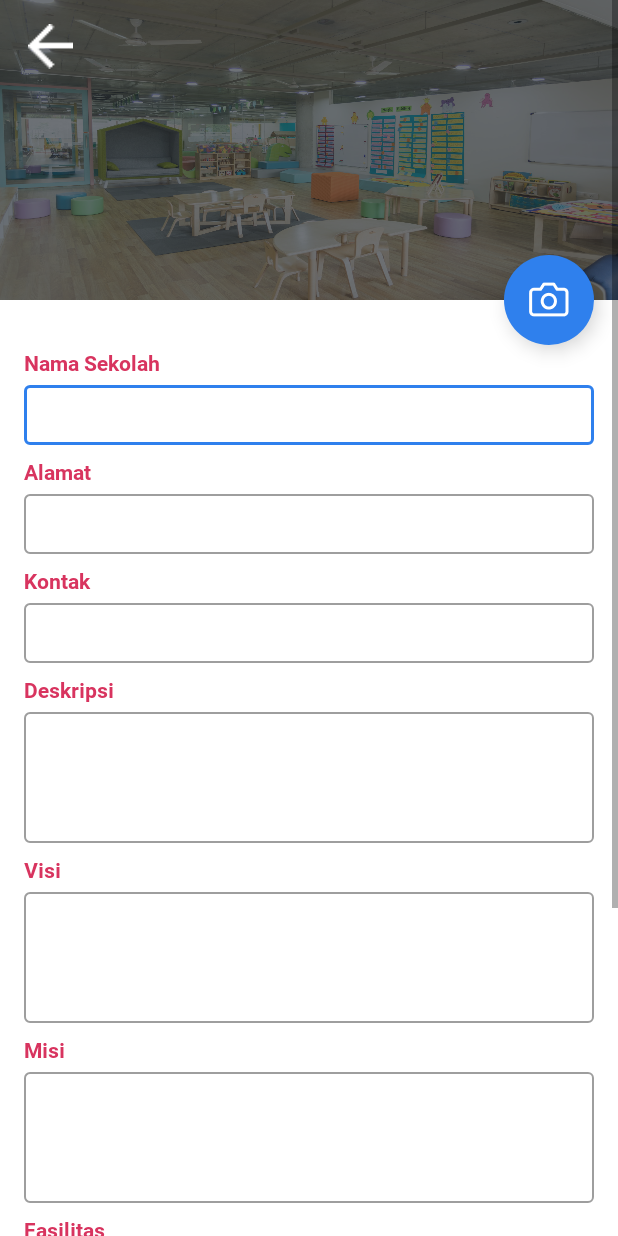
After one commit to alifandartaa/KiddleApp, an Android app: the Edit_Sekolah screen opened directly, with no data from a screen before it, on a phone screen of 412 x 824 dp. The commit adds this screen. Run offline under Robolectric (Android 15) with nearby library versions, the phone set to English and light mode, and no system bars.

Commit message:
menambahkan edit profil sekolah
sudah selesai

```diff
--- a/app/src/main/AndroidManifest.xml
+++ b/app/src/main/AndroidManifest.xml
@@ -9,8 +9,9 @@
         android:roundIcon="@mipmap/ic_launcher_round"
         android:supportsRtl="true"
         android:theme="@style/AppTheme">
-        <activity android:name=".Profil_sekolah"></activity>
-        <activity android:name=".Detail_Rapor" />
+        <activity android:name=".Edit_Sekolah"></activity>
+        <activity android:name=".Profil_sekolah" />
+        <activity android:name=".Edit_Rapor" />
         <activity android:name=".Rapor" />
         <activity android:name=".Notifikasi" />
         <activity android:name=".MainActivity">
--- a/app/src/main/java/com/example/kiddleapp/Detail_Rapor.kt
+++ b/app/src/main/java/com/example/kiddleapp/Edit_Rapor.kt
@@ -8,11 +8,10 @@ import android.widget.AutoCompleteTextView
 import android.widget.TextView
 import android.widget.Toast
 import com.example.kiddleapp.model.Model_Murid
-import kotlinx.android.synthetic.main.activity_detail__rapor.*
-import kotlinx.android.synthetic.main.activity_rapor.*
+import kotlinx.android.synthetic.main.activity_edit__rapor.*
 import net.cachapa.expandablelayout.ExpandableLayout
 
-class Detail_Rapor : AppCompatActivity(), View.OnClickListener {
+class Edit_Rapor : AppCompatActivity(), View.OnClickListener {
 
     var kognitif:Boolean = false
     var berbahasa:Boolean = false
@@ -22,7 +21,7 @@ class Detail_Rapor : AppCompatActivity(), View.OnClickListener {
 
     override fun onCreate(savedInstanceState: Bundle?) {
         super.onCreate(savedInstanceState)
-        setContentView(R.layout.activity_detail__rapor)
+        setContentView(R.layout.activity_edit__rapor)
 
         //mengambil data dari halaman sebelumnya
         val data = intent.getParcelableExtra<Model_Murid>("data")
--- /dev/null
+++ b/app/src/main/java/com/example/kiddleapp/Edit_Sekolah.kt
@@ -0,0 +1,49 @@
+package com.example.kiddleapp
+
+import android.app.Activity
+import android.content.Intent
+import android.net.Uri
+import androidx.appcompat.app.AppCompatActivity
+import android.os.Bundle
+import android.webkit.MimeTypeMap
+import android.widget.Toast
+import kotlinx.android.synthetic.main.activity_edit__sekolah.*
+
+class Edit_Sekolah : AppCompatActivity() {
+
+    lateinit var  img_location: Uri
+
+    override fun onCreate(savedInstanceState: Bundle?) {
+        super.onCreate(savedInstanceState)
+        setContentView(R.layout.activity_edit__sekolah)
+
+        img_back_edit_sekolah.setOnClickListener {
+            onBackPressed()
+        }
+
+        btn_simpan_sekolah.setOnClickListener {
+            Toast.makeText(this, "Clicked", Toast.LENGTH_SHORT).show()
+        }
+
+        btn_upload_sekolah.setOnClickListener {
+            val intent = Intent(Intent.ACTION_PICK, android.provider.MediaStore.Images.Media.EXTERNAL_CONTENT_URI)
+            intent.type = "image/*"
+            startActivityForResult(intent, 1)
+        }
+    }
+
+    private fun getFileExtension(imgLocation: Uri): String? {
+        val contentResolver = contentResolver
+        val mimeTypeMap = MimeTypeMap.getSingleton()
+        return mimeTypeMap.getExtensionFromMimeType(contentResolver.getType(imgLocation))
+    }
+
+    override fun onActivityResult(requestCode: Int, resultCode: Int, data: Intent?) {
+        super.onActivityResult(requestCode, resultCode, data)
+
+        if(requestCode == 1 && resultCode == Activity.RESULT_OK && data != null && data.data != null) {
+            img_location = data.data!!
+            img_edit_foto_sekolah.setImageURI(img_location)
+        }
+    }
+}
--- a/app/src/main/java/com/example/kiddleapp/Profil_sekolah.kt
+++ b/app/src/main/java/com/example/kiddleapp/Profil_sekolah.kt
@@ -1,5 +1,7 @@
 package com.example.kiddleapp
 
+import android.content.Intent
+import android.net.Uri
 import androidx.appcompat.app.AppCompatActivity
 import android.os.Bundle
 import android.widget.PopupMenu
@@ -15,7 +17,8 @@ class Profil_sekolah : AppCompatActivity() {
             val popup:PopupMenu = PopupMenu(this, it)
             popup.setOnMenuItemClickListener {
                 if(it.itemId == R.id.menu_edit) {
-                    Toast.makeText(this, "Clicked", Toast.LENGTH_SHORT).show()
+                    val intent: Intent = Intent(this@Profil_sekolah, Edit_Sekolah::class.java)
+                    startActivity(intent)
                     return@setOnMenuItemClickListener true
                 }
                 return@setOnMenuItemClickListener false
@@ -23,5 +26,11 @@ class Profil_sekolah : AppCompatActivity() {
             popup.inflate(R.menu.menu_edit)
             popup.show()
         }
+
+        btn_telepon_sekolah.setOnClickListener {
+            val intent = Intent(Intent.ACTION_DIAL)
+            intent.setData(Uri.parse("tel:" + tv_kontak_sekolah.text))
+            startActivity(intent)
+        }
     }
 }
--- a/app/src/main/java/com/example/kiddleapp/Rapor.kt
+++ b/app/src/main/java/com/example/kiddleapp/Rapor.kt
@@ -5,8 +5,6 @@ import androidx.appcompat.app.AppCompatActivity
 import android.os.Bundle
 import android.widget.ArrayAdapter
 import android.widget.AutoCompleteTextView
-import android.widget.LinearLayout
-import android.widget.Toast
 import androidx.recyclerview.widget.LinearLayoutManager
 import com.example.kiddleapp.adapter.Adapter_Murid
 import com.example.kiddleapp.model.Model_Murid
@@ -41,7 +39,7 @@ class Rapor : AppCompatActivity() {
 
         //agar murid dapat di-click sekaligus mengisi adapter dengan data di arraylist tadi
         rv_rapor.adapter = Adapter_Murid(murid){
-            val intent: Intent = Intent(this@Rapor, Detail_Rapor::class.java).putExtra("data", it)
+            val intent: Intent = Intent(this@Rapor, Edit_Rapor::class.java).putExtra("data", it)
             startActivity(intent)
         }
 
--- /dev/null
+++ b/app/src/main/res/drawable/blue_circle.xml
@@ -0,0 +1,14 @@
+<?xml version="1.0" encoding="utf-8"?>
+<shape xmlns:android="http://schemas.android.com/apk/res/android"
+    android:shape="rectangle">
+
+    <corners
+        android:topLeftRadius="100dp"
+        android:topRightRadius="100dp"
+        android:bottomRightRadius="100dp"
+        android:bottomLeftRadius="100dp"/>
+
+    <solid
+        android:color="@color/colorPrimary"/>
+
+</shape>
--- a/app/src/main/res/layout/activity_detail__rapor.xml
+++ b/app/src/main/res/layout/activity_edit__rapor.xml
@@ -4,7 +4,7 @@
     xmlns:tools="http://schemas.android.com/tools"
     android:layout_width="match_parent"
     android:layout_height="match_parent"
-    tools:context=".Detail_Rapor">
+    tools:context=".Edit_Rapor">
 
     <View
         android:id="@+id/view4"
--- /dev/null
+++ b/app/src/main/res/layout/activity_edit__sekolah.xml
@@ -0,0 +1,389 @@
+<?xml version="1.0" encoding="utf-8"?>
+<ScrollView xmlns:android="http://schemas.android.com/apk/res/android"
+    xmlns:app="http://schemas.android.com/apk/res-auto"
+    xmlns:tools="http://schemas.android.com/tools"
+    android:layout_width="match_parent"
+    android:layout_height="wrap_content"
+    tools:context=".Edit_Sekolah">
+
+    <androidx.constraintlayout.widget.ConstraintLayout
+        android:layout_width="match_parent"
+        android:layout_height="match_parent"
+        android:paddingBottom="16dp">
+
+        <ImageView
+            android:id="@+id/img_edit_foto_sekolah"
+            android:layout_width="wrap_content"
+            android:layout_height="200dp"
+            android:scaleType="fitXY"
+            app:layout_constraintEnd_toEndOf="parent"
+            app:layout_constraintStart_toStartOf="parent"
+            app:layout_constraintTop_toTopOf="parent"
+            app:srcCompat="@drawable/profil_sekolah" />
+
+        <View
+            android:id="@+id/view7"
+            android:layout_width="wrap_content"
+            android:layout_height="200dp"
+            android:background="@drawable/black_layer"
+            app:layout_constraintEnd_toEndOf="parent"
+            app:layout_constraintStart_toStartOf="parent"
+            app:layout_constraintTop_toTopOf="parent" />
+
+        <ImageView
+            android:id="@+id/img_back_edit_sekolah"
+            android:layout_width="35dp"
+            android:layout_height="30dp"
+            android:layout_marginStart="16dp"
+            android:layout_marginTop="16dp"
+            app:layout_constraintStart_toStartOf="parent"
+            app:layout_constraintTop_toTopOf="parent"
+            app:srcCompat="@drawable/ic_back" />
+
+        <ImageButton
+            android:id="@+id/btn_upload_sekolah"
+            android:layout_width="60dp"
+            android:layout_height="60dp"
+            android:layout_marginTop="170dp"
+            android:layout_marginEnd="16dp"
+            android:background="@drawable/blue_circle"
+            android:elevation="8dp"
+            app:layout_constraintEnd_toEndOf="parent"
+            app:layout_constraintTop_toTopOf="parent"
+            app:srcCompat="@drawable/ic_camera" />
+
+        <LinearLayout
+            android:id="@+id/linearLayout16"
+            android:layout_width="match_parent"
+            android:layout_height="wrap_content"
+            android:layout_marginStart="16dp"
+            android:layout_marginTop="24dp"
+            android:layout_marginEnd="16dp"
+            android:orientation="vertical"
+            app:layout_constraintEnd_toEndOf="parent"
+            app:layout_constraintStart_toStartOf="parent"
+            app:layout_constraintTop_toBottomOf="@+id/img_edit_foto_sekolah">
+
+            <TextView
+                android:id="@+id/textView45"
+                android:layout_width="match_parent"
+                android:layout_height="wrap_content"
+                android:layout_marginTop="8dp"
+                android:fontFamily="@font/roboto_bold"
+                android:text="Nama Sekolah"
+                android:textColor="@color/colorAccent"
+                android:textSize="14sp" />
+
+            <com.google.android.material.textfield.TextInputLayout
+                android:id="@+id/edit_nama_sekolah"
+                style="@style/Widget.MaterialComponents.TextInputLayout.OutlinedBox"
+                android:layout_width="match_parent"
+                android:layout_height="wrap_content">
+
+                <com.google.android.material.textfield.TextInputEditText
+                    android:layout_width="match_parent"
+                    android:layout_height="40dp"
+                    android:gravity="start"
+                    android:paddingTop="10dp"
+                    android:paddingBottom="10dp"
+                    android:textSize="14sp" />
+
+            </com.google.android.material.textfield.TextInputLayout>
+
+        </LinearLayout>
+
+        <LinearLayout
+            android:id="@+id/linearLayout17"
+            android:layout_width="match_parent"
+            android:layout_height="wrap_content"
+            android:layout_marginStart="16dp"
+            android:layout_marginEnd="16dp"
+            android:orientation="vertical"
+            app:layout_constraintEnd_toEndOf="parent"
+            app:layout_constraintStart_toStartOf="parent"
+            app:layout_constraintTop_toBottomOf="@+id/linearLayout16">
+
+            <TextView
+                android:id="@+id/textView46"
+                android:layout_width="match_parent"
+                android:layout_height="wrap_content"
+                android:layout_marginTop="8dp"
+                android:fontFamily="@font/roboto_bold"
+                android:text="Alamat"
+                android:textColor="@color/colorAccent"
+                android:textSize="14sp" />
+
+            <com.google.android.material.textfield.TextInputLayout
+                android:id="@+id/edit_alamat_sekolah"
+                style="@style/Widget.MaterialComponents.TextInputLayout.OutlinedBox"
+                android:layout_width="match_parent"
+                android:layout_height="wrap_content">
+
+                <com.google.android.material.textfield.TextInputEditText
+                    android:layout_width="match_parent"
+                    android:layout_height="40dp"
+                    android:gravity="start"
+                    android:paddingTop="10dp"
+                    android:paddingBottom="10dp"
+                    android:textSize="14sp" />
+
+            </com.google.android.material.textfield.TextInputLayout>
+
+        </LinearLayout>
+
+        <LinearLayout
+            android:id="@+id/linearLayout18"
+            android:layout_width="match_parent"
+            android:layout_height="wrap_content"
+            android:layout_marginStart="16dp"
+            android:layout_marginEnd="16dp"
+            android:orientation="vertical"
+            app:layout_constraintEnd_toEndOf="parent"
+            app:layout_constraintStart_toStartOf="parent"
+            app:layout_constraintTop_toBottomOf="@+id/linearLayout17">
+
+            <TextView
+                android:id="@+id/textView47"
+                android:layout_width="match_parent"
+                android:layout_height="wrap_content"
+                android:layout_marginTop="8dp"
+                android:fontFamily="@font/roboto_bold"
+                android:text="Kontak"
+                android:textColor="@color/colorAccent"
+                android:textSize="14sp" />
+
+            <com.google.android.material.textfield.TextInputLayout
+                android:id="@+id/edit_kontak_sekolah"
+                style="@style/Widget.MaterialComponents.TextInputLayout.OutlinedBox"
+                android:layout_width="match_parent"
+                android:layout_height="wrap_content">
+
+                <com.google.android.material.textfield.TextInputEditText
+                    android:layout_width="match_parent"
+                    android:layout_height="40dp"
+                    android:gravity="start"
+                    android:inputType="number"
+                    android:paddingTop="10dp"
+                    android:paddingBottom="10dp"
+                    android:textSize="14sp" />
+
+            </com.google.android.material.textfield.TextInputLayout>
+
+        </LinearLayout>
+
+        <LinearLayout
+            android:id="@+id/linearLayout19"
+            android:layout_width="match_parent"
+            android:layout_height="wrap_content"
+            android:layout_marginStart="16dp"
+            android:layout_marginEnd="16dp"
+            android:orientation="vertical"
+            app:layout_constraintEnd_toEndOf="parent"
+            app:layout_constraintStart_toStartOf="parent"
+            app:layout_constraintTop_toBottomOf="@+id/linearLayout18">
+
+            <TextView
+                android:id="@+id/textView48"
+                android:layout_width="match_parent"
+                android:layout_height="wrap_content"
+                android:layout_marginTop="8dp"
+                android:fontFamily="@font/roboto_bold"
+                android:text="Deskripsi"
+                android:textColor="@color/colorAccent"
+                android:textSize="14sp" />
+
+            <com.google.android.material.textfield.TextInputLayout
+                android:id="@+id/edit_deskripsi_sekolah"
+                style="@style/Widget.MaterialComponents.TextInputLayout.OutlinedBox"
+                android:layout_width="match_parent"
+                android:layout_height="wrap_content">
+
+                <com.google.android.material.textfield.TextInputEditText
+                    android:layout_width="match_parent"
+                    android:layout_height="wrap_content"
+                    android:gravity="start"
+                    android:lines="4"
+                    android:paddingTop="10dp"
+                    android:paddingBottom="10dp"
+                    android:textSize="14sp" />
+
+            </com.google.android.material.textfield.TextInputLayout>
+
+        </LinearLayout>
+
+        <LinearLayout
+            android:id="@+id/linearLayout20"
+            android:layout_width="match_parent"
+            android:layout_height="wrap_content"
+            android:layout_marginStart="16dp"
+            android:layout_marginEnd="16dp"
+            android:orientation="vertical"
+            app:layout_constraintEnd_toEndOf="parent"
+            app:layout_constraintStart_toStartOf="parent"
+            app:layout_constraintTop_toBottomOf="@+id/linearLayout19">
+
+            <TextView
+                android:id="@+id/textView49"
+                android:layout_width="match_parent"
+                android:layout_height="wrap_content"
+                android:layout_marginTop="8dp"
+                android:fontFamily="@font/roboto_bold"
+                android:text="Visi"
+                android:textColor="@color/colorAccent"
+                android:textSize="14sp" />
+
+            <com.google.android.material.textfield.TextInputLayout
+                android:id="@+id/edit_visi_sekolah"
+                style="@style/Widget.MaterialComponents.TextInputLayout.OutlinedBox"
+                android:layout_width="match_parent"
+                android:layout_height="wrap_content">
+
+                <com.google.android.material.textfield.TextInputEditText
+                    android:layout_width="match_parent"
+                    android:layout_height="wrap_content"
+                    android:gravity="start"
+                    android:lines="4"
+                    android:paddingTop="10dp"
+                    android:paddingBottom="10dp"
+                    android:textSize="14sp" />
+
+            </com.google.android.material.textfield.TextInputLayout>
+
+        </LinearLayout>
+
+        <LinearLayout
+            android:id="@+id/linearLayout21"
+            android:layout_width="match_parent"
+            android:layout_height="wrap_content"
+            android:layout_marginStart="16dp"
+            android:layout_marginEnd="16dp"
+            android:orientation="vertical"
+            app:layout_constraintEnd_toEndOf="parent"
+            app:layout_constraintStart_toStartOf="parent"
+            app:layout_constraintTop_toBottomOf="@+id/linearLayout20">
+
+            <TextView
+                android:id="@+id/textView50"
+                android:layout_width="match_parent"
+                android:layout_height="wrap_content"
+                android:layout_marginTop="8dp"
+                android:fontFamily="@font/roboto_bold"
+                android:text="Misi"
+                android:textColor="@color/colorAccent"
+                android:textSize="14sp" />
+
+            <com.google.android.material.textfield.TextInputLayout
+                android:id="@+id/edit_misi_sekolah"
+                style="@style/Widget.MaterialComponents.TextInputLayout.OutlinedBox"
+                android:layout_width="match_parent"
+                android:layout_height="wrap_content">
+
+                <com.google.android.material.textfield.TextInputEditText
+                    android:layout_width="match_parent"
+                    android:layout_height="wrap_content"
+                    android:gravity="start"
+                    android:lines="4"
+                    android:paddingTop="10dp"
+                    android:paddingBottom="10dp"
+                    android:textSize="14sp" />
+
+            </com.google.android.material.textfield.TextInputLayout>
+
+        </LinearLayout>
+
+        <LinearLayout
+            android:id="@+id/linearLayout22"
+            android:layout_width="match_parent"
+            android:layout_height="wrap_content"
+            android:layout_marginStart="16dp"
+            android:layout_marginEnd="16dp"
+            android:orientation="vertical"
+            app:layout_constraintEnd_toEndOf="parent"
+            app:layout_constraintStart_toStartOf="parent"
+            app:layout_constraintTop_toBottomOf="@+id/linearLayout21">
+
+            <TextView
+                android:id="@+id/textView51"
+                android:layout_width="match_parent"
+                android:layout_height="wrap_content"
+                android:layout_marginTop="8dp"
+                android:fontFamily="@font/roboto_bold"
+                android:text="Fasilitas"
+                android:textColor="@color/colorAccent"
+                android:textSize="14sp" />
+
+            <com.google.android.material.textfield.TextInputLayout
+                android:id="@+id/edit_fasilitas_sekolah"
+                style="@style/Widget.MaterialComponents.TextInputLayout.OutlinedBox"
+                android:layout_width="match_parent"
+                android:layout_height="wrap_content">
+
+                <com.google.android.material.textfield.TextInputEditText
+                    android:layout_width="match_parent"
+                    android:layout_height="wrap_content"
+                    android:gravity="start"
+                    android:lines="4"
+                    android:paddingTop="10dp"
+                    android:paddingBottom="10dp"
+                    android:textSize="14sp" />
+
+            </com.google.android.material.textfield.TextInputLayout>
+
+        </LinearLayout>
+
+        <LinearLayout
+            android:id="@+id/linearLayout23"
+            android:layout_width="match_parent"
+            android:layout_height="wrap_content"
+            android:layout_marginStart="16dp"
+            android:layout_marginEnd="16dp"
+            android:orientation="vertical"
+            app:layout_constraintEnd_toEndOf="parent"
+            app:layout_constraintStart_toStartOf="parent"
+            app:layout_constraintTop_toBottomOf="@+id/linearLayout22">
+
+            <TextView
+                android:id="@+id/textView52"
+                android:layout_width="match_parent"
+                android:layout_height="wrap_content"
+                android:layout_marginTop="8dp"
+                android:fontFamily="@font/roboto_bold"
+                android:text="Prestasi"
+                android:textColor="@color/colorAccent"
+                android:textSize="14sp" />
+
+            <com.google.android.material.textfield.TextInputLayout
+                android:id="@+id/edit_prestasi_sekolah"
+                style="@style/Widget.MaterialComponents.TextInputLayout.OutlinedBox"
+                android:layout_width="match_parent"
+                android:layout_height="wrap_content">
+
+                <com.google.android.material.textfield.TextInputEditText
+                    android:layout_width="match_parent"
+                    android:layout_height="wrap_content"
+                    android:gravity="start"
+                    android:lines="4"
+                    android:paddingTop="10dp"
+                    android:paddingBottom="10dp"
+                    android:textSize="14sp" />
+
+            </com.google.android.material.textfield.TextInputLayout>
+
+        </LinearLayout>
+
+        <Button
+            android:id="@+id/btn_simpan_sekolah"
+            android:layout_width="0dp"
+            android:layout_height="wrap_content"
+            android:layout_marginStart="16dp"
+            android:layout_marginTop="16dp"
+            android:layout_marginEnd="16dp"
+            android:text="Simpan"
+            app:layout_constraintBottom_toBottomOf="parent"
+            app:layout_constraintEnd_toEndOf="parent"
+            app:layout_constraintStart_toStartOf="parent"
+            app:layout_constraintTop_toBottomOf="@+id/linearLayout23" />
+
+
+    </androidx.constraintlayout.widget.ConstraintLayout>
+</ScrollView>
--- a/app/src/main/res/layout/activity_profil_sekolah.xml
+++ b/app/src/main/res/layout/activity_profil_sekolah.xml
@@ -41,7 +41,7 @@
             app:srcCompat="@drawable/ic_menu" />
 
         <ImageView
-            android:id="@+id/imageView11"
+            android:id="@+id/btn_telepon_sekolah"
             android:layout_width="wrap_content"
             android:layout_height="wrap_content"
             android:layout_marginEnd="16dp"
@@ -143,7 +143,7 @@
                 android:layout_width="match_parent"
                 android:layout_height="wrap_content"
                 android:fontFamily="@font/roboto"
-                android:text="(0230)654778"
+                android:text="0230654778"
                 android:textColor="@color/colorBlack"
                 android:textSize="16sp" />
         </LinearLayout>
```
Also changed, not shown: app/src/main/res/drawable-hdpi/ic_camera.png (added), app/src/main/res/drawable-mdpi/ic_camera.png (added), app/src/main/res/drawable-xhdpi/ic_camera.png (added), app/src/main/res/drawable-xxhdpi/ic_camera.png (added), app/src/main/res/drawable-xxxhdpi/ic_camera.png (added).
